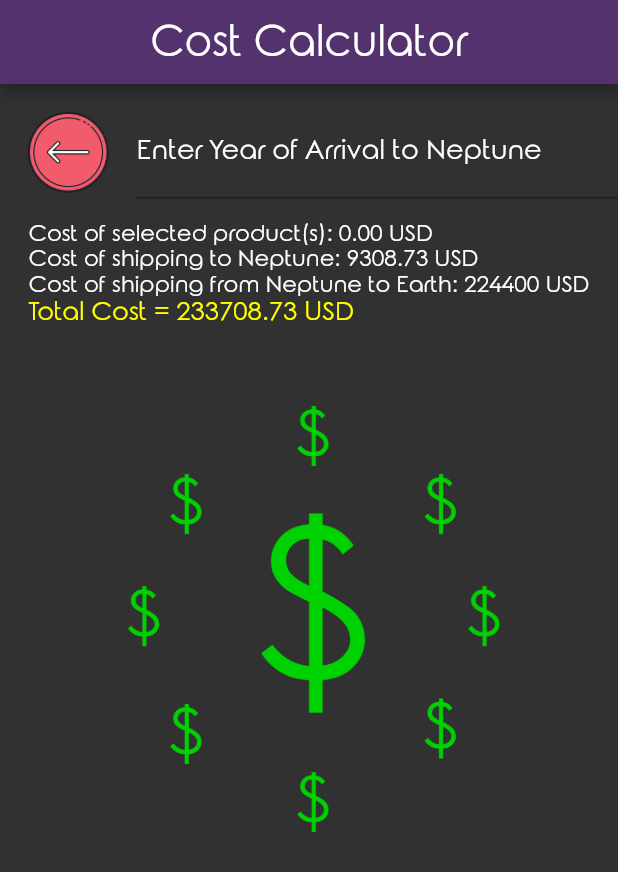
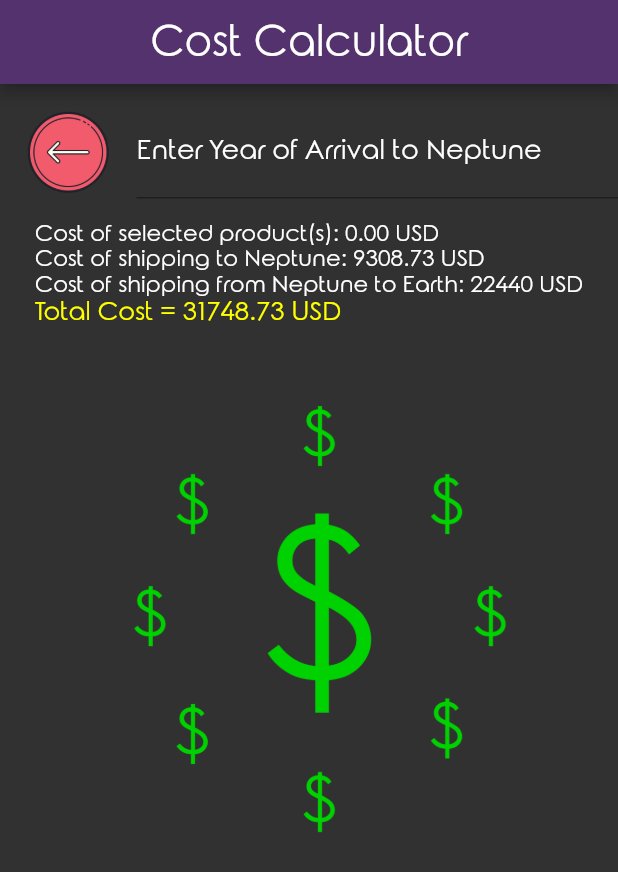
Before and after one commit to teambourgeoisie/StarketApp, a Flutter app: the screen it shows after launch, after a tap on "Cost Calculator", on a phone screen of 412 x 824 dp. Shown: the top 872 px of the screen. Run offline on Flutter 3.47's test engine with Material 2 defaults, Android fonts, the phone set to English and light mode, and no system bars.

Commit message:
calc fix

```diff
--- a/lib/main.dart
+++ b/lib/main.dart
@@ -509,7 +509,7 @@
                   ),
                 ),
                 Text(
-                  "Cost of shipping from Neptune to Earth: 224400 USD",
+                  "Cost of shipping from Neptune to Earth: 22440 USD",
                   style: TextStyle(
                     fontSize: 15,
                     color: Colors.white,
@@ -609,9 +609,9 @@
     return costBeforeShipping;
   }
   static double calculateCostAfterShippingToEarth(Planet planetShippingFrom, whatYear){
-    return calculateCostBeforeShippingToEarth(planetShippingFrom, whatYear)+ 224400;
+    return calculateCostBeforeShippingToEarth(planetShippingFrom, whatYear)+ 22440;
   }
   static double totalCost(Planet planetShippingFrom, whatYear){
-    return 224400 + semitotal + calculateCostBeforeShippingToEarth(planetShippingFrom, whatYear);
+    return 22440 + semitotal + calculateCostBeforeShippingToEarth(planetShippingFrom, whatYear);
   }
 }
```
